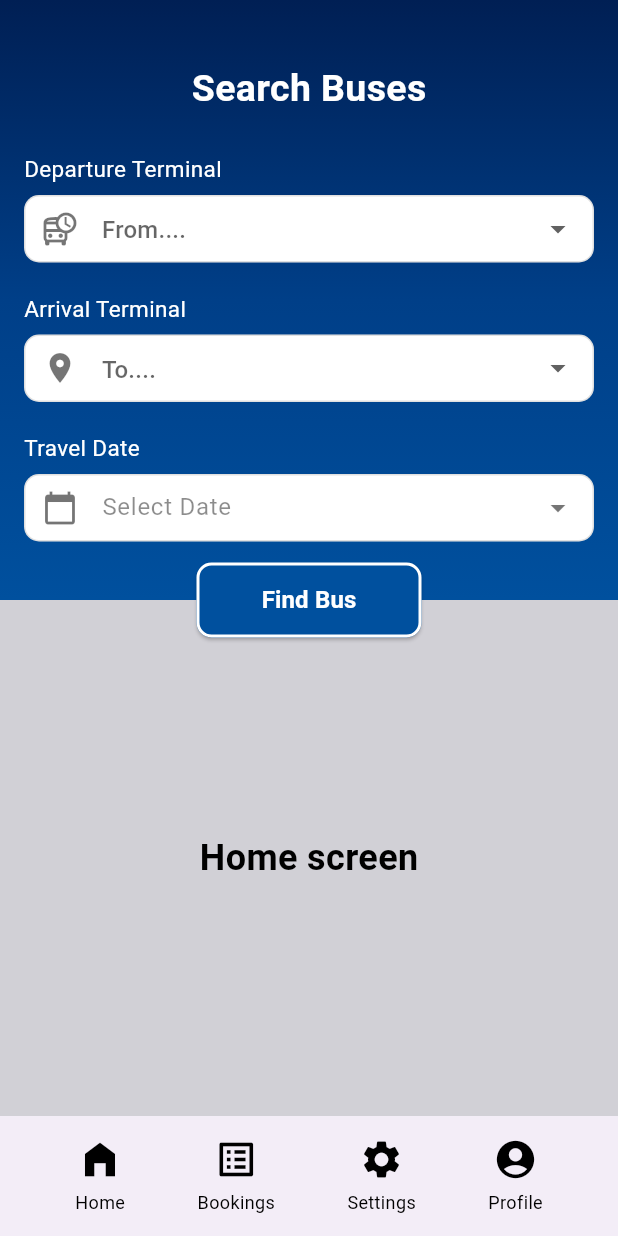
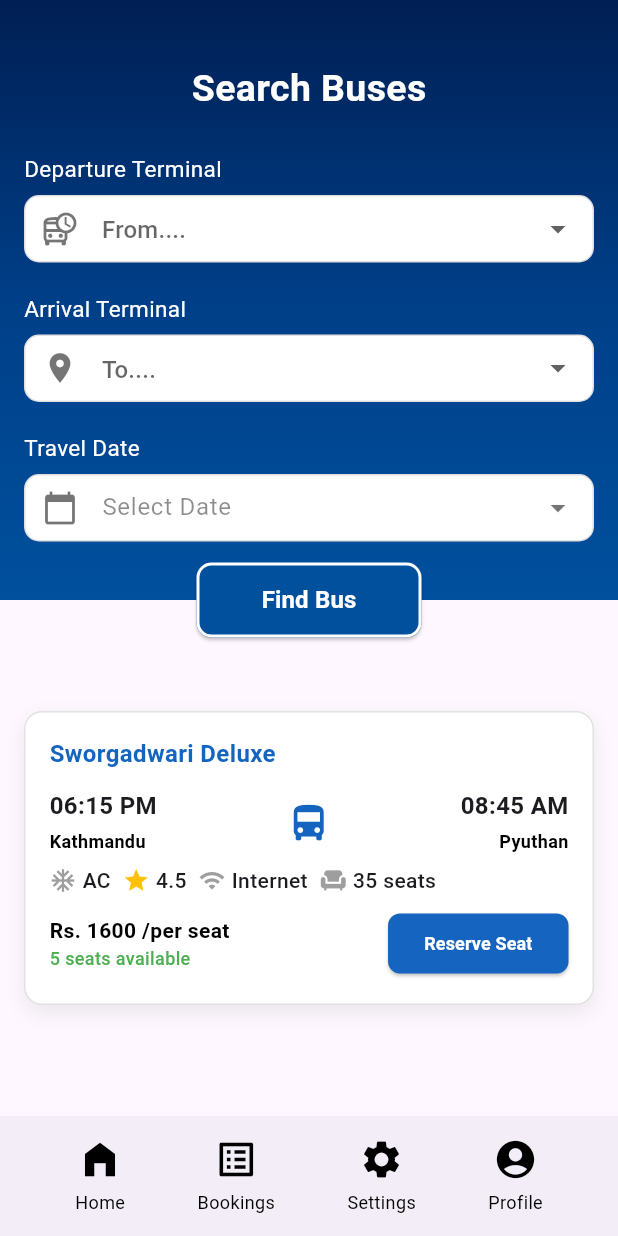
Before and after one commit to navinduhasalanka/bus-book-app, a Flutter app: the screen it shows after launch, on a phone screen of 412 x 824 dp. Run offline on Flutter 3.47's test engine with Material 3 defaults, Android fonts, the phone set to English and light mode, and no system bars; our stand-ins replace firebase_auth, firebase_core, icons_plus; accounts and stored records are empty.

Commit message:
create ticket

```diff
--- a/lib/screens/pages/home_screen.dart
+++ b/lib/screens/pages/home_screen.dart
@@ -1,3 +1,4 @@
+import 'package:bus_book/widgets/ticket_view.dart';
 import 'package:flutter/material.dart';
 
 class HomeScreen extends StatefulWidget {
@@ -225,14 +226,7 @@ class _HomeScreenState extends State<HomeScreen> {
                   width: double.infinity,
                   color: const Color(0xFFd1d0d6), // Darker grey solid color
                   child: const Center(
-                    child: Text(
-                      'Home screen',
-                      style: TextStyle(
-                        fontSize: 24,
-                        fontWeight: FontWeight.bold,
-                        color: Colors.black,
-                      ),
-                    ),
+                    child: TicketView(),
                   ),
                 ),
               ),
--- a/lib/widgets/ticket_view.dart
+++ b/lib/widgets/ticket_view.dart
@@ -1,23 +1,167 @@
 import 'package:flutter/material.dart';
 
-class TicketView extends StatefulWidget {
-  const TicketView({super.key});
+class TicketView extends StatelessWidget {
+  const TicketView({Key? key}) : super(key: key);
 
   @override
-  State<TicketView> createState() => _TicketViewState();
-}
-
-class _TicketViewState extends State<TicketView> {
-  @override
   Widget build(BuildContext context) {
-    return Container(
-      child: const Center(
-        child: Text(
-          'Home screen',
-          style: TextStyle(
-            fontSize: 24,
-            fontWeight: FontWeight.bold,
-            color: Colors.black,
+    return Scaffold(
+      body: Center(
+        child: Container(
+          margin: const EdgeInsets.all(16),
+          padding: const EdgeInsets.all(16),
+          decoration: BoxDecoration(
+            color: Colors.white,
+            borderRadius: BorderRadius.circular(12),
+            border: Border.all(
+              color: Colors.grey.withOpacity(0.3),
+              width: 1.0,
+            ),
+            boxShadow: [
+              BoxShadow(
+                color: Colors.grey.withOpacity(0.2),
+                blurRadius: 10,
+                offset: const Offset(0, 5),
+              ),
+            ],
+          ),
+          child: Column(
+            crossAxisAlignment: CrossAxisAlignment.start,
+            mainAxisSize: MainAxisSize.min,
+            children: [
+              Row(
+                mainAxisAlignment: MainAxisAlignment.spaceBetween,
+                children: [
+                  Text(
+                    "Sworgadwari Deluxe",
+                    style: TextStyle(
+                      fontSize: 16,
+                      fontWeight: FontWeight.bold,
+                      color: Colors.blue[800],
+                    ),
+                  ),
+                ],
+              ),
+              const SizedBox(height: 8),
+              Column(
+                crossAxisAlignment: CrossAxisAlignment.start,
+                children: [
+                  Row(
+                    children: [
+                      Text(
+                        "06:15 PM",
+                        style: TextStyle(
+                          fontSize: 16,
+                          fontWeight: FontWeight.bold,
+                        ),
+                      ),
+                      const Spacer(),
+                      Transform.translate(
+                        offset: const Offset(0, 12),
+                        child: Icon(Icons.directions_bus, color: Colors.blue[800], size: 30),
+                      ),
+                      const Spacer(),
+                      Text(
+                        "08:45 AM",
+                        style: TextStyle(
+                          fontSize: 16,
+                          fontWeight: FontWeight.bold,
+                        ),
+                      ),
+                    ],
+                  ),
+                  Row(
+                    children: [
+                      Text(
+                        "Kathmandu",
+                        style: TextStyle(fontSize: 12, fontWeight: FontWeight.bold, color: Colors.black),
+                      ),
+                      const Spacer(),
+                      Text(
+                        "Pyuthan",
+                        style: TextStyle(fontSize: 12, fontWeight: FontWeight.bold, color: Colors.black),
+                      ),
+                    ],
+                  ),
+                  const SizedBox(height: 8),
+                  Row(
+                    children: [
+                      Icon(Icons.ac_unit, color: Colors.grey, size: 18),
+                      const SizedBox(width: 4),
+                      Text(
+                        "AC",
+                        style: TextStyle(fontSize: 14, fontWeight: FontWeight.w500),
+                      ),
+                      const SizedBox(width: 8),
+                      Icon(Icons.star, color: Colors.amber, size: 18),
+                      const SizedBox(width: 4),
+                      Text(
+                        "4.5",
+                        style: TextStyle(fontSize: 14, fontWeight: FontWeight.w500),
+                      ),
+                      const SizedBox(width: 8),
+                      Icon(Icons.wifi, color: Colors.grey, size: 18),
+                      const SizedBox(width: 4),
+                      Text(
+                        "Internet",
+                        style: TextStyle(fontSize: 14, fontWeight: FontWeight.w500),
+                      ),
+                      const SizedBox(width: 8),
+                      Icon(Icons.chair, color: Colors.grey, size: 18),
+                      const SizedBox(width: 4),
+                      Text(
+                        "35 seats",
+                        style: TextStyle(fontSize: 14, fontWeight: FontWeight.w500),
+                      ),
+                    ],
+                  ),
+                ],
+              ),
+              const SizedBox(height: 8),
+              Row(
+                mainAxisAlignment: MainAxisAlignment.spaceBetween,
+                children: [
+                  Column(
+                    crossAxisAlignment: CrossAxisAlignment.start,
+                    children: [
+                      Text(
+                        "Rs. 1600 /per seat",
+                        style: TextStyle(
+                          fontSize: 14,
+                          fontWeight: FontWeight.bold,
+                          color: Colors.black,
+                        ),
+                      ),
+                      Text(
+                        "5 seats available",
+                        style: TextStyle(
+                          fontSize: 12,
+                          fontWeight: FontWeight.w500,
+                          color: Colors.green,
+                        ),
+                      ),
+                    ],
+                  ),
+                  ElevatedButton(
+                    onPressed: () {},
+                    style: ElevatedButton.styleFrom(
+                      backgroundColor: Colors.blue[800],
+                      shape: RoundedRectangleBorder(
+                        borderRadius: BorderRadius.circular(8),
+                      ),
+                    ),
+                    child: const Text(
+                      "Reserve Seat",
+                      style: TextStyle(
+                        fontSize: 12,
+                        fontWeight: FontWeight.bold,
+                        color: Colors.white,
+                      ),
+                    ),
+                  ),
+                ],
+              ),
+            ],
           ),
         ),
       ),
--- a/pubspec.yaml
+++ b/pubspec.yaml
@@ -39,6 +39,7 @@ dependencies:
   icons_plus: ^5.0.0
   firebase_core: ^3.9.0
   firebase_auth: ^5.3.4
+  dotted_line: ^3.2.3
 
 dev_dependencies:
   flutter_test:
```
Also changed, not shown: lib/screens/utils/app_layout.dart (deleted), pubspec.lock.
